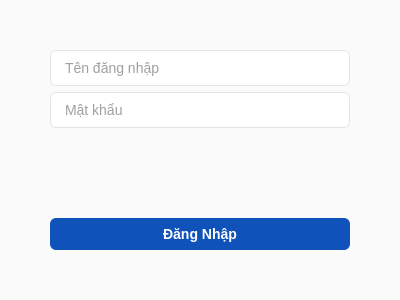
Qt form src/ui/Login.ui (prestonwanttorevenge/PBL2) before a commit.
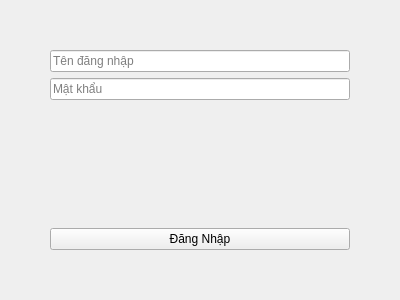
The same form after that commit.

Patch:
```diff
--- a/src/ui/Login.ui
+++ b/src/ui/Login.ui
@@ -4,88 +4,7 @@
  <widget class="QMainWindow" name="Login">
   <property name="geometry"><rect><x>0</x><y>0</y><width>400</width><height>300</height></rect></property>
   <property name="windowTitle"><string>Đăng Nhập Hệ Thống</string></property>
-  <property name="styleSheet"><string>QWidget {
-    font-family: 'Inter', 'Segoe UI', 'Arial', sans-serif;
-    font-size: 14px;
-    color: #18181b; /* kẽm-900 (zinc-900) - màu đen dịu */
-    background-color: #fafafa; /* kẽm-50 (zinc-50) - nền trắng xám dịu mắt */
-}
-
-QMainWindow {
-    background-color: #fafafa;
-}
-
-/* NÚT BẤM CHUNG - Màu Oceanic Azure #002B8C */
-QPushButton {
-    background-color: #0F52BA; /* Sapphire - Màu chính cho nút thao tác */
-    color: white;
-    border-radius: 6px;
-    padding: 8px 16px;
-    font-weight: 500;
-    border: none;
-}
-
-QPushButton:hover {
-    background-color: #002B8C; /* Oceanic Azure - Đậm hơn khi hover */
-}
-
-QPushButton:pressed {
-    background-color: #282888; /* Indigo Blue - Khi nhấn */
-}
-
-/* NÚT ĐĂNG XUẤT / XÓA KHẨN CẤP */
-QPushButton#btnLogout, QPushButton#btnDeleteUser, QPushButton#btnDeleteDoctor, QPushButton#btnDeleteMedicine, QPushButton#btnDeleteService {
-    background-color: #e74c3c; /* Đỏ nhạt để cảnh báo */
-}
-
-QPushButton#btnLogout:hover, QPushButton#btnDeleteUser:hover, QPushButton#btnDeleteDoctor:hover, QPushButton#btnDeleteMedicine:hover, QPushButton#btnDeleteService:hover {
-    background-color: #c0392b;
-}
-
-/* Ô NHẬP LIỆU (Input / ComboBox / SpinBox) */
-QLineEdit, QTextEdit, QPlainTextEdit, QComboBox, QSpinBox {
-    background-color: white;
-    border: 1px solid #e4e4e7; /* zinc-200 */
-    border-radius: 6px;
-    padding: 8px 12px;
-    color: #3f3f46; /* zinc-700 */
-}
-
-QLineEdit:focus, QTextEdit:focus, QComboBox:focus, QSpinBox:focus {
-    border: 1px solid #0F52BA; /* Viền Sapphire khi focus */
-    background-color: #F0FFFF; /* Azure nhạt khi focus */
-}
-
-/* BẢNG DỮ LIỆU (Table Widget) */
-QTableView, QTableWidget {
-    background-color: white;
-    gridline-color: #f4f4f5; /* zinc-100 */
-    border: 1px solid #e4e4e7; /* zinc-200 */
-    border-radius: 8px;
-    selection-background-color: #F0FFFF; /* Azure nhạt khi chọn */
-    selection-color: #002B8C; /* Oceanic Azure đậm khi chọn */
-}
-
-/* TIÊU ĐỀ CỘT CỦA BẢNG */
-QHeaderView::section {
-    background-color: #f4f4f5; /* zinc-100 */
-    color: #52525b; /* zinc-600 */
-    padding: 10px;
-    font-weight: bold;
-    border: none;
-    border-bottom: 2px solid #e4e4e7; /* zinc-200 */
-    text-transform: uppercase;
-}
-
-QTableView::item {
-    padding: 8px;
-    border-bottom: 1px solid #f4f4f5;
-}
-
-QTableView::item:hover {
-    background-color: #fafafa;
-}
-</string></property><widget class="QWidget" name="centralwidget">
+  <widget class="QWidget" name="centralwidget">
    <layout class="QVBoxLayout" name="verticalLayoutMain">
     <property name="leftMargin"><number>50</number></property>
     <property name="topMargin"><number>50</number></property>
```
